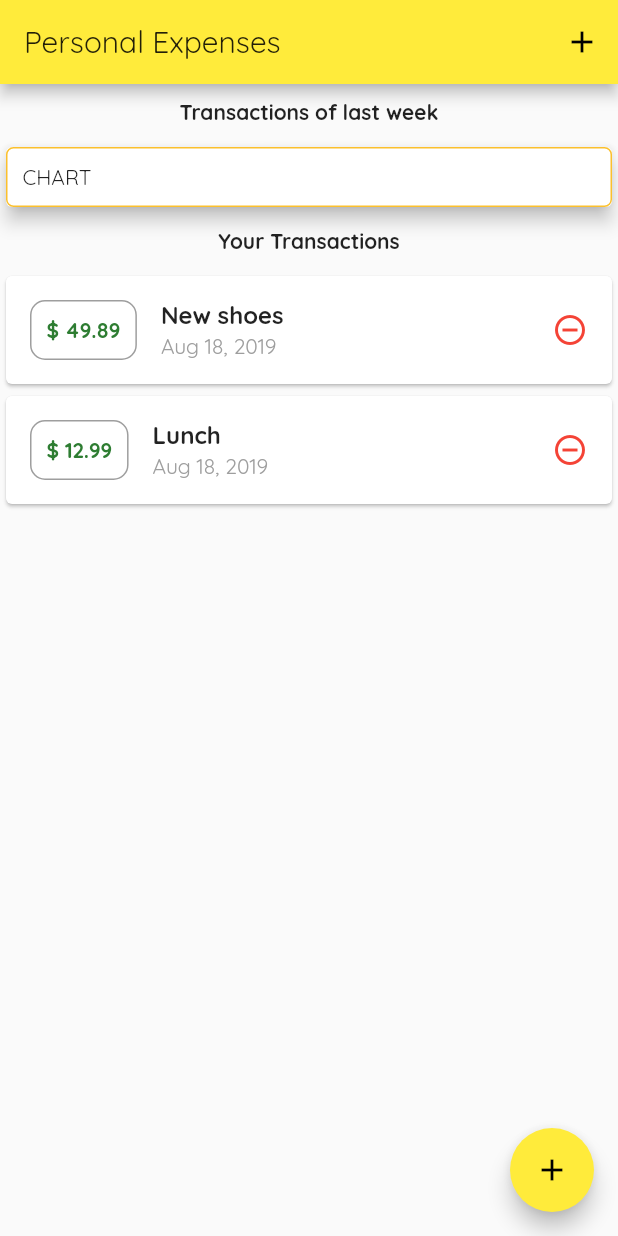
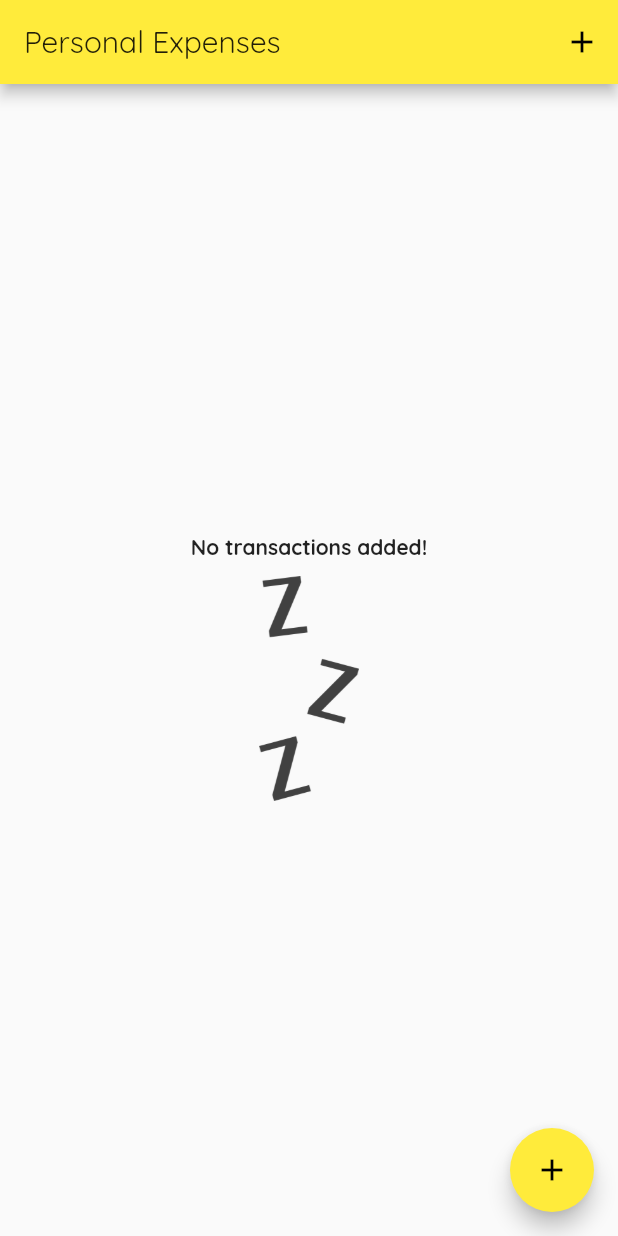
Before and after one commit to aanupam29/Maximilian-s-Flutter-course, a Flutter app: the screen it shows after launch, on a phone screen of 412 x 824 dp. Run offline on Flutter 3.47's test engine with Material 2 defaults, Android fonts, the phone set to English and light mode, and no system bars.

Commit message:
Adding a no transactions widget with an image

```diff
--- a/expenses_app/lib/main.dart
+++ b/expenses_app/lib/main.dart
@@ -27,18 +27,18 @@ class MyHomePage extends StatefulWidget {
 
 class _MyHomePageState extends State<MyHomePage> {
   List<Transaction> transactions = [
-    Transaction(
-      id: 'osdij89',
-      description: 'New shoes',
-      amount: 49.89,
-      date: DateTime.now(),
-    ),
-    Transaction(
-      id: '8273uc981n3',
-      description: 'Lunch',
-      amount: 12.99,
-      date: DateTime.now(),
-    ),
+    // Transaction(
+    //   id: 'osdij89',
+    //   description: 'New shoes',
+    //   amount: 49.89,
+    //   date: DateTime.now(),
+    // ),
+    // Transaction(
+    //   id: '8273uc981n3',
+    //   description: 'Lunch',
+    //   amount: 12.99,
+    //   date: DateTime.now(),
+    // ),
   ];
 
   void _addTransaction(Transaction transaction) {
--- /dev/null
+++ b/expenses_app/lib/widgets/NoTransactions.dart
@@ -0,0 +1,21 @@
+import 'package:expenses_app/widgets/Header.dart';
+import 'package:flutter/material.dart';
+
+class NoTransactions extends StatelessWidget {
+  @override
+  Widget build(BuildContext context) {
+    return Column(
+      mainAxisAlignment: MainAxisAlignment.center,
+      children: <Widget>[
+        Header(text: 'No transactions added!'),
+        Container(
+          height: 150,
+          child: Image.asset(
+            'assets/images/waiting.png',
+            fit: BoxFit.cover,
+          ),
+        )
+      ],
+    );
+  }
+}
--- a/expenses_app/lib/widgets/Transactions.dart
+++ b/expenses_app/lib/widgets/Transactions.dart
@@ -1,5 +1,6 @@
 import 'package:expenses_app/models/Transaction.dart';
 import 'package:expenses_app/widgets/Chart.dart';
+import 'package:expenses_app/widgets/NoTransactions.dart';
 import 'package:expenses_app/widgets/TransactionForm.dart';
 import 'package:expenses_app/widgets/TransactionList.dart';
 import 'package:expenses_app/widgets/Header.dart';
@@ -13,7 +14,8 @@ class Transactions extends StatelessWidget {
 
   @override
   Widget build(BuildContext context) {
-    return Column(
+    return transactions.length > 0
+        ? Column(
             crossAxisAlignment: CrossAxisAlignment.stretch,
             children: <Widget>[
               Chart(),
@@ -24,6 +26,7 @@ class Transactions extends StatelessWidget {
                 transactions: transactions,
               ),
             ],
-    );
+          )
+        : NoTransactions();
   }
 }
--- a/expenses_app/pubspec.yaml
+++ b/expenses_app/pubspec.yaml
@@ -39,8 +39,8 @@ flutter:
   # the material Icons class.
   uses-material-design: true
   # To add assets to your application, add an assets section, like this:
-  # assets:
-  #  - images/a_dot_burr.jpeg
+  assets:
+    - assets/images/waiting.png
   #  - images/a_dot_ham.jpeg
   # An image asset can refer to one or more resolution-specific "variants", see
   # https://flutter.dev/assets-and-images/#resolution-aware.
```
Also changed, not shown: expenses_app/assets/images/waiting.png (added). Lines whose indentation alone changed are shown as unchanged.
